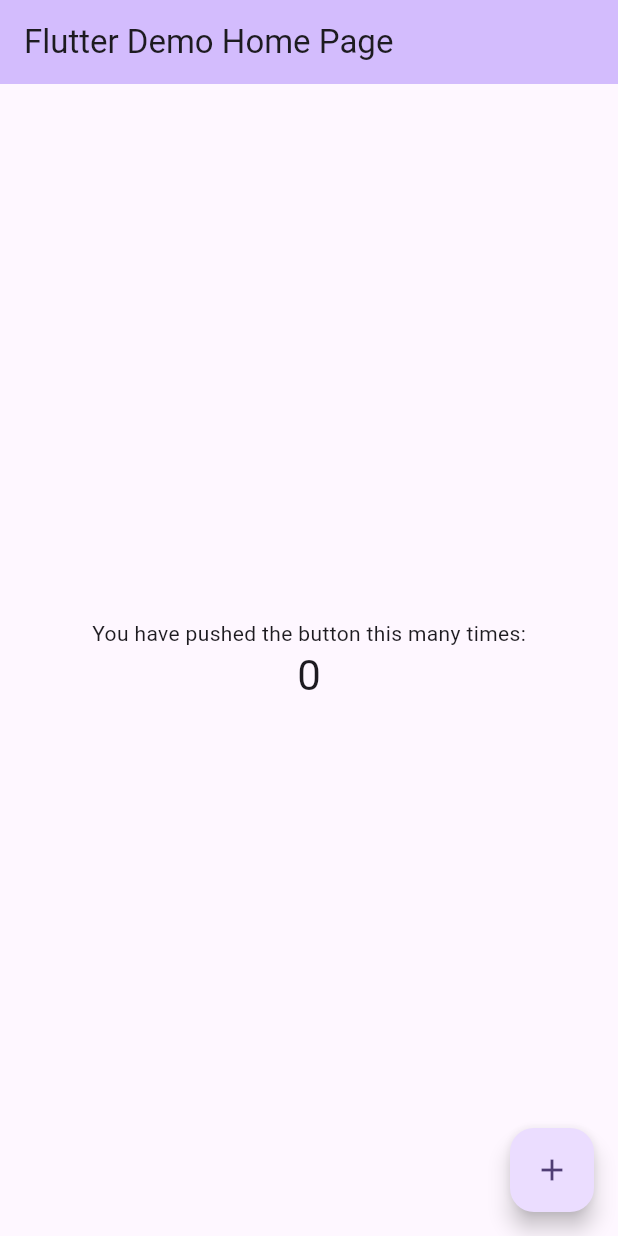
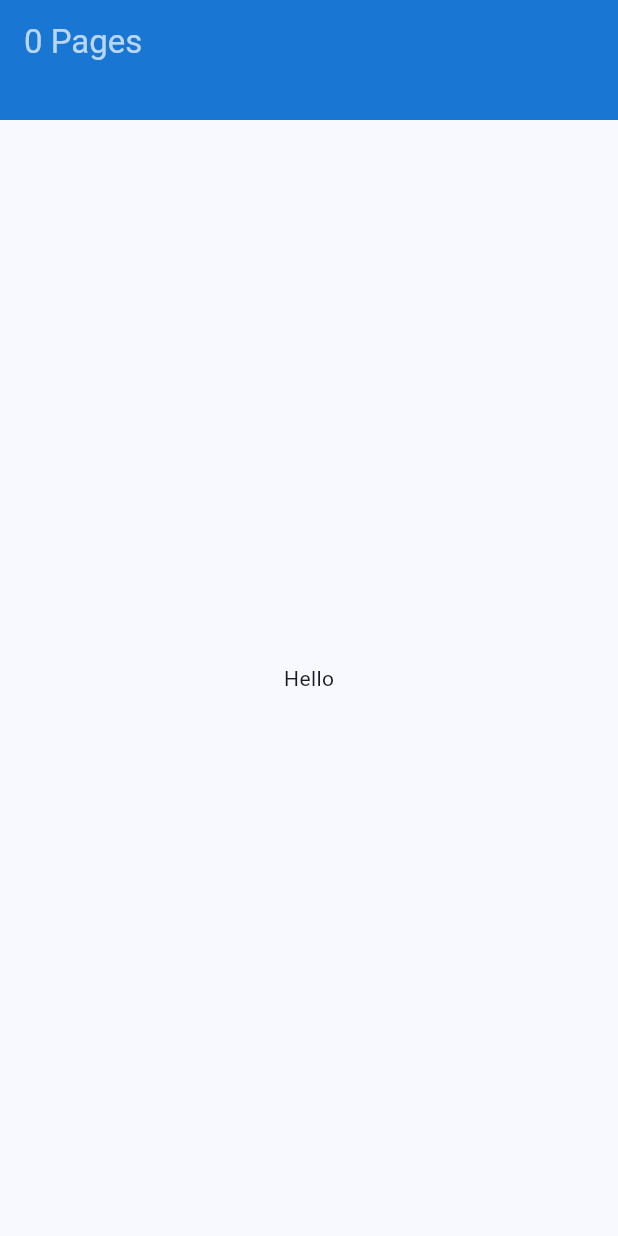
Before and after one commit to twinsunllc/navigation-example, a Flutter app: the screen it shows after launch, on a phone screen of 412 x 824 dp. Run offline on Flutter 3.47's test engine with Material 3 defaults, Android fonts, the phone set to English and light mode, and no system bars; our stand-ins replace rxdart.

Commit message:
Creates base screen with page counter app bar

```diff
--- a/lib/main.dart
+++ b/lib/main.dart
@@ -1,4 +1,5 @@
 import 'package:flutter/material.dart';
+import 'package:navigation_example/screens/home_screen.dart';
 
 void main() {
   runApp(const MyApp());
@@ -7,119 +8,19 @@ void main() {
 class MyApp extends StatelessWidget {
   const MyApp({super.key});
 
-  // This widget is the root of your application.
   @override
   Widget build(BuildContext context) {
     return MaterialApp(
       title: 'Flutter Demo',
       theme: ThemeData(
-        // This is the theme of your application.
-        //
-        // TRY THIS: Try running your application with "flutter run". You'll see
-        // the application has a purple toolbar. Then, without quitting the app,
-        // try changing the seedColor in the colorScheme below to Colors.green
-        // and then invoke "hot reload" (save your changes or press the "hot
-        // reload" button in a Flutter-supported IDE, or press "r" if you used
-        // the command line to start the app).
-        //
-        // Notice that the counter didn't reset back to zero; the application
-        // state is not lost during the reload. To reset the state, use hot
-        // restart instead.
-        //
-        // This works for code too, not just values: Most code changes can be
-        // tested with just a hot reload.
-        colorScheme: ColorScheme.fromSeed(seedColor: Colors.deepPurple),
         useMaterial3: true,
+        colorScheme: ColorScheme.fromSeed(seedColor: Colors.blue),
+        appBarTheme: AppBarTheme(
+          backgroundColor: Theme.of(context).primaryColorDark,
+          foregroundColor: Colors.white70,
+        ),
       ),
-      home: const MyHomePage(title: 'Flutter Demo Home Page'),
+      home: const HomeScreen(),
     );
   }
 }
-
-class MyHomePage extends StatefulWidget {
-  const MyHomePage({super.key, required this.title});
-
-  // This widget is the home page of your application. It is stateful, meaning
-  // that it has a State object (defined below) that contains fields that affect
-  // how it looks.
-
-  // This class is the configuration for the state. It holds the values (in this
-  // case the title) provided by the parent (in this case the App widget) and
-  // used by the build method of the State. Fields in a Widget subclass are
-  // always marked "final".
-
-  final String title;
-
-  @override
-  State<MyHomePage> createState() => _MyHomePageState();
-}
-
-class _MyHomePageState extends State<MyHomePage> {
-  int _counter = 0;
-
-  void _incrementCounter() {
-    setState(() {
-      // This call to setState tells the Flutter framework that something has
-      // changed in this State, which causes it to rerun the build method below
-      // so that the display can reflect the updated values. If we changed
-      // _counter without calling setState(), then the build method would not be
-      // called again, and so nothing would appear to happen.
-      _counter++;
-    });
-  }
-
-  @override
-  Widget build(BuildContext context) {
-    // This method is rerun every time setState is called, for instance as done
-    // by the _incrementCounter method above.
-    //
-    // The Flutter framework has been optimized to make rerunning build methods
-    // fast, so that you can just rebuild anything that needs updating rather
-    // than having to individually change instances of widgets.
-    return Scaffold(
-      appBar: AppBar(
-        // TRY THIS: Try changing the color here to a specific color (to
-        // Colors.amber, perhaps?) and trigger a hot reload to see the AppBar
-        // change color while the other colors stay the same.
-        backgroundColor: Theme.of(context).colorScheme.inversePrimary,
-        // Here we take the value from the MyHomePage object that was created by
-        // the App.build method, and use it to set our appbar title.
-        title: Text(widget.title),
-      ),
-      body: Center(
-        // Center is a layout widget. It takes a single child and positions it
-        // in the middle of the parent.
-        child: Column(
-          // Column is also a layout widget. It takes a list of children and
-          // arranges them vertically. By default, it sizes itself to fit its
-          // children horizontally, and tries to be as tall as its parent.
-          //
-          // Column has various properties to control how it sizes itself and
-          // how it positions its children. Here we use mainAxisAlignment to
-          // center the children vertically; the main axis here is the vertical
-          // axis because Columns are vertical (the cross axis would be
-          // horizontal).
-          //
-          // TRY THIS: Invoke "debug painting" (choose the "Toggle Debug Paint"
-          // action in the IDE, or press "p" in the console), to see the
-          // wireframe for each widget.
-          mainAxisAlignment: MainAxisAlignment.center,
-          children: <Widget>[
-            const Text(
-              'You have pushed the button this many times:',
-            ),
-            Text(
-              '$_counter',
-              style: Theme.of(context).textTheme.headlineMedium,
-            ),
-          ],
-        ),
-      ),
-      floatingActionButton: FloatingActionButton(
-        onPressed: _incrementCounter,
-        tooltip: 'Increment',
-        child: const Icon(Icons.add),
-      ), // This trailing comma makes auto-formatting nicer for build methods.
-    );
-  }
-}
--- /dev/null
+++ b/lib/screens/home_screen.dart
@@ -0,0 +1,16 @@
+import 'package:flutter/material.dart';
+import 'package:navigation_example/widgets/default_app_bar.dart';
+
+class HomeScreen extends StatelessWidget {
+  const HomeScreen({super.key});
+
+  @override
+  Widget build(BuildContext context) {
+    return const Scaffold(
+      appBar: DefaultAppBar(),
+      body: Center(
+        child: Text('Hello'),
+      ),
+    );
+  }
+}
--- /dev/null
+++ b/lib/widgets/default_app_bar.dart
@@ -0,0 +1,25 @@
+import 'package:flutter/material.dart';
+import 'package:navigation_example/bloc/navigation_bloc.dart';
+
+class DefaultAppBar extends StatelessWidget implements PreferredSizeWidget {
+  const DefaultAppBar({super.key});
+
+  @override
+  Size get preferredSize => const Size.fromHeight(80);
+
+  @override
+  Widget build(BuildContext context) {
+    return StreamBuilder<List<Object>>(
+      stream: NavigationBloc().stackStream,
+      initialData: const [],
+      builder: (BuildContext context, AsyncSnapshot snapshot) {
+        final stack = snapshot.data!;
+        final pageCount = stack.length;
+
+        return AppBar(
+          title: Text('$pageCount Pages'),
+        );
+      },
+    );
+  }
+}
```
